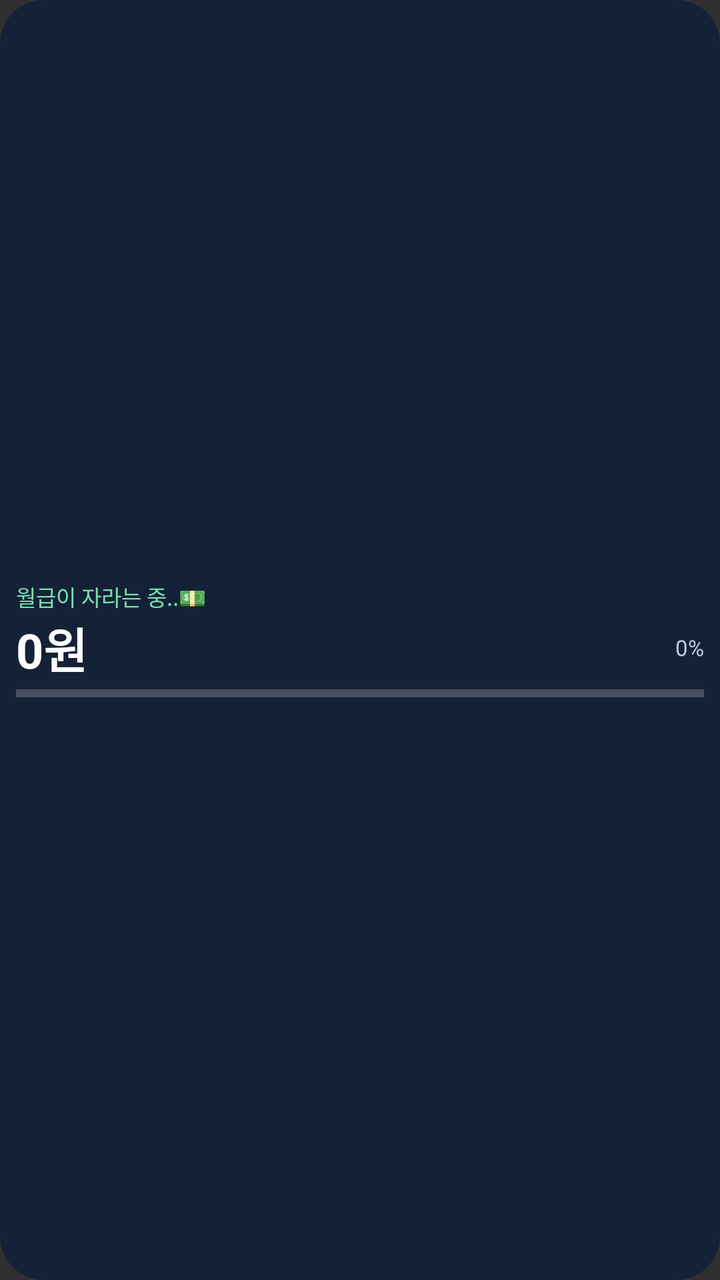
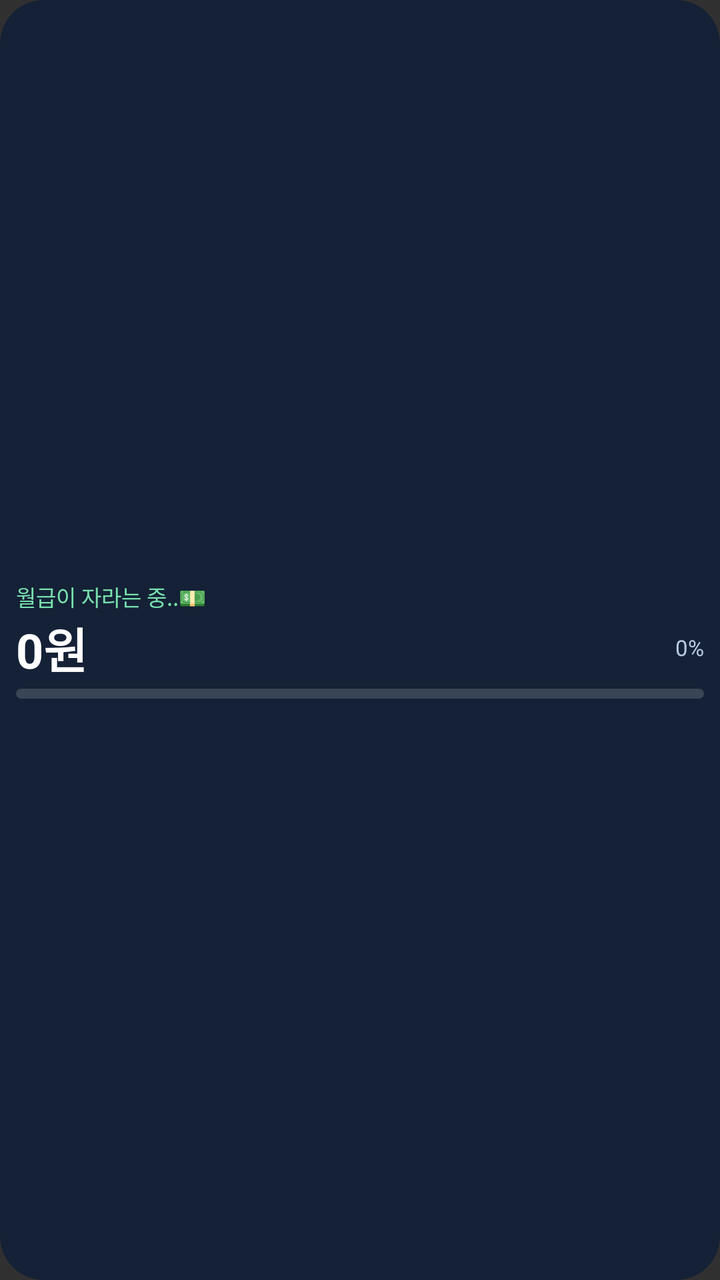

The first picture is an Android layout as it rendered before a commit; the second is the same layout after the commit. The layout source and the unified diff follow.
<!-- AndroidManifest.xml: application theme android:Theme.Material.NoActionBar -->
<!-- res/layout/salary_widget_five.xml -->
<LinearLayout android:id="@+id/widget_root" xmlns:android="http://schemas.android.com/apk/res/android" android:layout_width="match_parent" android:layout_height="match_parent" android:orientation="vertical" android:gravity="center_vertical" android:padding="8dp" android:background="@drawable/widget_bg"><TextView android:id="@+id/title" android:layout_width="match_parent" android:layout_height="wrap_content" android:text="월급이 자라는 중..💵" android:textColor="#78E0AE" android:textSize="11sp" android:singleLine="true"/><LinearLayout android:layout_width="match_parent" android:layout_height="wrap_content" android:orientation="horizontal" android:gravity="center_vertical"><TextView android:id="@+id/amount" android:layout_width="0dp" android:layout_weight="1" android:layout_height="wrap_content" android:text="0원" android:textColor="#FFFFFF" android:textSize="24sp" android:textStyle="bold" android:singleLine="true" android:autoSizeTextType="uniform" android:autoSizeMinTextSize="11sp" android:autoSizeMaxTextSize="24sp"/><TextView android:id="@+id/progress_text" android:layout_width="wrap_content" android:layout_height="wrap_content" android:text="0%" android:textColor="#B8CADF" android:textSize="11sp"/></LinearLayout><ProgressBar android:id="@+id/progress" style="?android:attr/progressBarStyleHorizontal" android:layout_width="match_parent" android:layout_height="5dp" android:layout_marginTop="3dp" android:max="10000" android:progressTint="#78E0AE"/></LinearLayout>
<!-- resources referenced by this layout -->
<resources>
  <!-- drawable widget_bg (drawable) -->
  <shape xmlns:android="http://schemas.android.com/apk/res/android" android:shape="rectangle">
      <solid android:color="#142136"/>
      <corners android:radius="22dp"/>
  </shape>
</resources>

<!-- the commit's change to res/layout/salary_widget_five.xml (unified diff, before → after) -->
@@ -1 +1 @@
-<LinearLayout android:id="@+id/widget_root" xmlns:android="http://schemas.android.com/apk/res/android" android:layout_width="match_parent" android:layout_height="match_parent" android:orientation="vertical" android:gravity="center_vertical" android:padding="8dp" android:background="@drawable/widget_bg"><TextView android:id="@+id/title" android:layout_width="match_parent" android:layout_height="wrap_content" android:text="월급이 자라는 중..💵" android:textColor="#78E0AE" android:textSize="11sp" android:singleLine="true"/><LinearLayout android:layout_width="match_parent" android:layout_height="wrap_content" android:orientation="horizontal" android:gravity="center_vertical"><TextView android:id="@+id/amount" android:layout_width="0dp" android:layout_weight="1" android:layout_height="wrap_content" android:text="0원" android:textColor="#FFFFFF" android:textSize="24sp" android:textStyle="bold" android:singleLine="true" android:autoSizeTextType="uniform" android:autoSizeMinTextSize="11sp" android:autoSizeMaxTextSize="24sp"/><TextView android:id="@+id/progress_text" android:layout_width="wrap_content" android:layout_height="wrap_content" android:text="0%" android:textColor="#B8CADF" android:textSize="11sp"/></LinearLayout><ProgressBar android:id="@+id/progress" style="?android:attr/progressBarStyleHorizontal" android:layout_width="match_parent" android:layout_height="5dp" android:layout_marginTop="3dp" android:max="10000" android:progressTint="#78E0AE"/></LinearLayout>
+<LinearLayout android:id="@+id/widget_root" xmlns:android="http://schemas.android.com/apk/res/android" android:layout_width="match_parent" android:layout_height="match_parent" android:orientation="vertical" android:gravity="center_vertical" android:padding="8dp" android:background="@drawable/widget_bg"><TextView android:id="@+id/title" android:layout_width="match_parent" android:layout_height="wrap_content" android:text="월급이 자라는 중..💵" android:textColor="#78E0AE" android:textSize="11sp" android:singleLine="true"/><LinearLayout android:layout_width="match_parent" android:layout_height="wrap_content" android:orientation="horizontal" android:gravity="center_vertical"><FrameLayout android:layout_width="0dp" android:layout_height="wrap_content" android:layout_weight="1"><TextView android:id="@+id/amount" android:layout_width="match_parent" android:layout_height="wrap_content" android:text="0원" android:textColor="#FFFFFF" android:textSize="24sp" android:textStyle="bold" android:singleLine="true" android:autoSizeTextType="uniform" android:autoSizeMinTextSize="11sp" android:autoSizeMaxTextSize="24sp"/><ImageView android:id="@+id/rainbow_amount" android:layout_width="match_parent" android:layout_height="match_parent" android:visibility="gone" android:scaleType="fitStart" android:adjustViewBounds="false"/></FrameLayout><TextView android:id="@+id/progress_text" android:layout_width="wrap_content" android:layout_height="wrap_content" android:text="0%" android:textColor="#B8CADF" android:textSize="11sp"/></LinearLayout><ProgressBar android:id="@+id/progress" style="?android:attr/progressBarStyleHorizontal" android:layout_width="match_parent" android:layout_height="5dp" android:layout_marginTop="3dp" android:max="10000" android:progressDrawable="@drawable/widget_progress_green"/><ProgressBar android:id="@+id/progress_lastfive" style="?android:attr/progressBarStyleHorizontal" android:layout_width="match_parent" android:layout_height="5dp" android:layout_marginTop="3dp" android:max="10000" android:progressDrawable="@drawable/widget_progress_lastfive" android:visibility="gone"/></LinearLayout>
<!-- resource entries referenced after the edit -->
@@ -5,5 +5,9 @@
       <solid android:color="#142136"/>
       <corners android:radius="22dp"/>
   </shape>
+  <!-- drawable widget_progress_green (drawable) -->
+  <layer-list xmlns:android="http://schemas.android.com/apk/res/android"><item android:id="@android:id/background"><shape android:shape="rectangle"><corners android:radius="6dp"/><solid android:color="#394454"/></shape></item><item android:id="@android:id/progress"><clip><shape android:shape="rectangle"><corners android:radius="6dp"/><gradient android:angle="0" android:startColor="#075C32" android:endColor="#B8F5B0"/></shape></clip></item></layer-list>
+  <!-- drawable widget_progress_lastfive (drawable) -->
+  <layer-list xmlns:android="http://schemas.android.com/apk/res/android"><item android:id="@android:id/background"><shape android:shape="rectangle"><corners android:radius="6dp"/><solid android:color="#394454"/></shape></item><item android:id="@android:id/progress"><clip><shape android:shape="rectangle"><corners android:radius="6dp"/><gradient android:angle="0" android:startColor="#E44755" android:centerColor="#075C32" android:endColor="#B8F5B0"/></shape></clip></item></layer-list>
 </resources>
 
